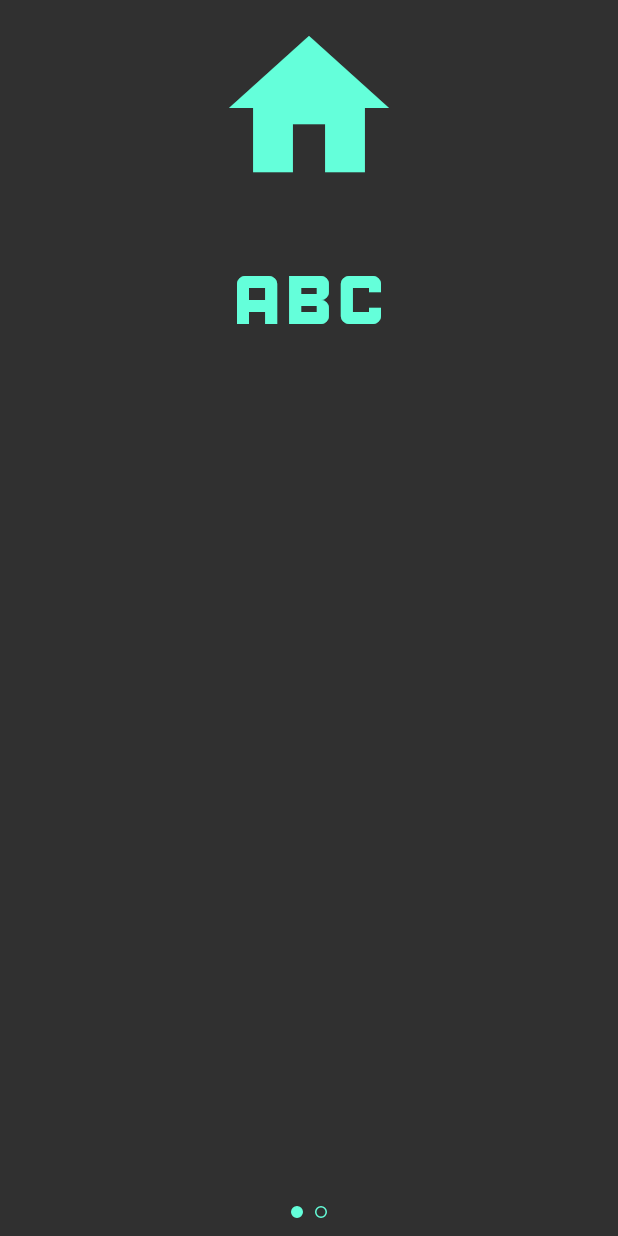
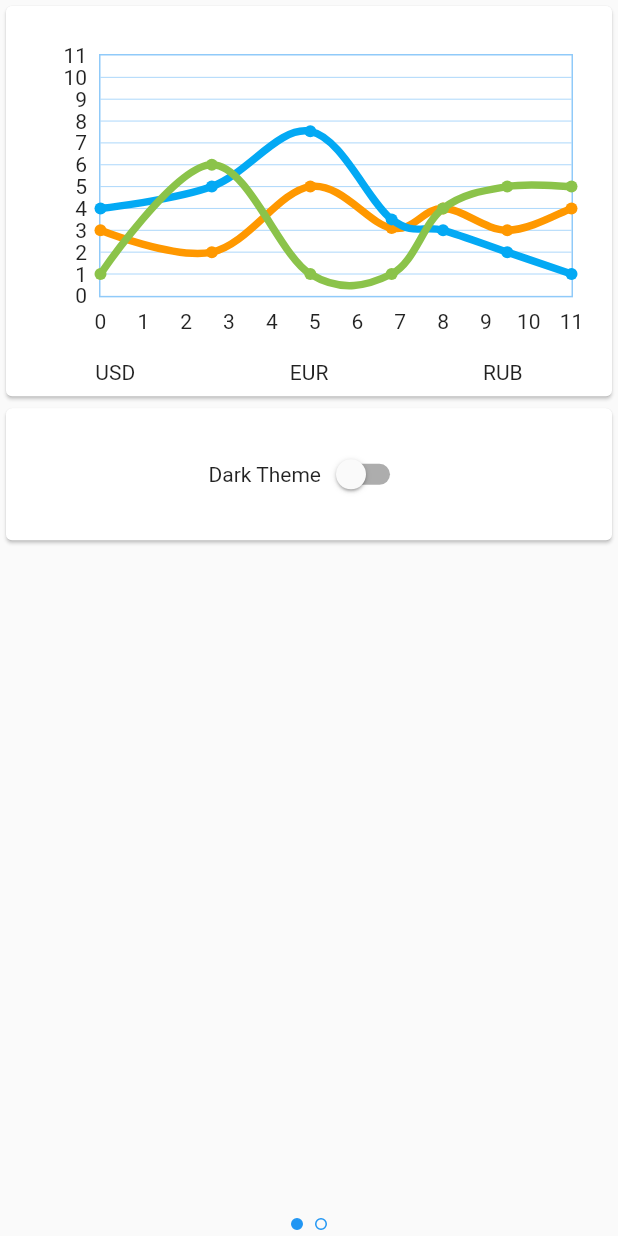
Before and after one commit to Kitaety/kit_utilities, a Flutter app: the screen it shows after launch, on a phone screen of 412 x 824 dp. Run offline on Flutter 3.47's test engine with Material 2 defaults, Android fonts, the phone set to English and light mode, and no system bars; drawn by our look-alikes of fl_chart; our stand-ins replace flutter_bloc, shared_preferences.

Commit message:
creating exchange_rates_widget, utility_icon, preferences cubit and test widget for changing theme

```diff
--- /dev/null
+++ b/lib/blocs/cubit/preferences_cubit.dart
@@ -0,0 +1,11 @@
+import 'package:flutter/material.dart';
+import 'package:flutter_bloc/flutter_bloc.dart';
+import 'package:kit_utilities/states/preferences_state.dart';
+
+class PreferencesCubit extends Cubit<PreferencesState> {
+  PreferencesCubit() : super(PreferencesState(theme: ThemeMode.system));
+
+  void changeTheme(ThemeMode theme) {
+    emit(state.copyWith(theme: theme));
+  }
+}
--- a/lib/main.dart
+++ b/lib/main.dart
@@ -1,7 +1,8 @@
-import 'dart:developer';
-
 import 'package:flutter/material.dart';
+import 'package:kit_utilities/blocs/cubit/preferences_cubit.dart';
+import 'package:kit_utilities/states/preferences_state.dart';
 import 'package:kit_utilities/widgets/app.dart';
+import 'package:provider/provider.dart';
 
 void main() {
   runApp(const MyApp());
@@ -10,13 +11,35 @@ void main() {
 class MyApp extends StatelessWidget {
   const MyApp({Key? key}) : super(key: key);
 
-  // This widget is the root of your application.
   @override
   Widget build(BuildContext context) {
-    return MaterialApp(
-      title: 'Flutter Demo',
-      theme: ThemeData.dark(),
-      home: const App(),
+    return MultiProvider(
+      providers: [
+        Provider<PreferencesCubit>(
+          create: (_) => PreferencesCubit(),
+          dispose: (context, value) => value.close(),
+        ),
+      ],
+      // child: StreamBuilder<PreferencesState>(
+      // stream: Provider.of<PreferencesCubit>(context).stream,
+      // builder: (context, snapshot) {
+      child: Builder(builder: (context) {
+        PreferencesCubit cubit = Provider.of<PreferencesCubit>(context);
+        return StreamBuilder<PreferencesState>(
+          initialData: cubit.state,
+          stream: cubit.stream,
+          builder: (context, snapshot) => MaterialApp(
+            title: 'Flutter Demo',
+            theme: ThemeData.light(),
+            darkTheme: ThemeData.dark(),
+            themeMode: snapshot.data!.theme,
+            home: const App(),
+          ),
+        );
+      }),
     );
+    // );
+    // }),
+    // );
   }
 }
--- /dev/null
+++ b/lib/states/preferences_state.dart
@@ -0,0 +1,30 @@
+import 'package:flutter/material.dart';
+
+class PreferencesState {
+  final ThemeMode theme;
+
+  PreferencesState({
+    required this.theme,
+  });
+
+  PreferencesState copyWith({
+    ThemeMode? theme,
+  }) {
+    return PreferencesState(
+      theme: theme ?? this.theme,
+    );
+  }
+
+  @override
+  String toString() => 'PageSelector(currentPage: $theme)';
+
+  @override
+  bool operator ==(Object other) {
+    if (identical(this, other)) return true;
+
+    return other is PreferencesState && other.theme == theme;
+  }
+
+  @override
+  int get hashCode => theme.hashCode;
+}
--- a/lib/widgets/app.dart
+++ b/lib/widgets/app.dart
@@ -1,15 +1,15 @@
 import 'package:flutter/material.dart';
-import 'package:kit_utilities/widgets/pageSelector.dart';
+import 'package:kit_utilities/widgets/page_selector.dart';
 
 class App extends StatelessWidget {
   const App({Key? key}) : super(key: key);
 
   @override
   Widget build(BuildContext context) {
-    return const SafeArea(
-      child: Scaffold(
-        appBar: null,
-        body: PageSelector(),
+    return const Scaffold(
+      appBar: null,
+      body: SafeArea(
+        child: PageSelector(),
       ),
     );
   }
--- /dev/null
+++ b/lib/widgets/exchangeRates/exchange_rates_widget.dart
@@ -0,0 +1,148 @@
+import 'package:fl_chart/fl_chart.dart';
+import 'package:flutter/material.dart';
+
+class ExchangeRatesWidget extends StatelessWidget {
+  final List<Color> colors = [
+    Colors.orange,
+    Colors.lightBlue,
+    Colors.lightGreen,
+  ];
+
+  ExchangeRatesWidget({Key? key}) : super(key: key);
+
+  @override
+  Widget build(BuildContext context) {
+    Color backgroundColor = Theme.of(context).cardColor;
+    Color lineColor = Theme.of(context).backgroundColor;
+
+    return Card(
+      child: Padding(
+        padding: const EdgeInsets.all(8.0),
+        child: Column(
+          mainAxisAlignment: MainAxisAlignment.center,
+          crossAxisAlignment: CrossAxisAlignment.center,
+          children: [
+            buildChart(backgroundColor, lineColor),
+            Row(
+              mainAxisAlignment: MainAxisAlignment.spaceAround,
+              children: [
+                Text('USD'),
+                Text('EUR'),
+                Text('RUB'),
+              ],
+            )
+          ],
+        ),
+      ),
+    );
+  }
+
+  AspectRatio buildChart(Color backgroundColor, Color lineColor) {
+    return AspectRatio(
+      aspectRatio: 1.7,
+      child: Padding(
+        padding:
+            const EdgeInsets.only(right: 18.0, left: 12.0, top: 24, bottom: 12),
+        child: LineChart(
+          LineChartData(
+            titlesData: FlTitlesData(
+              show: true,
+              rightTitles: AxisTitles(
+                sideTitles: SideTitles(showTitles: false),
+              ),
+              topTitles: AxisTitles(
+                sideTitles: SideTitles(showTitles: false),
+              ),
+              bottomTitles: AxisTitles(
+                sideTitles: SideTitles(
+                  showTitles: true,
+                  reservedSize: 30,
+                  interval: 1,
+                ),
+              ),
+              leftTitles: AxisTitles(
+                sideTitles: SideTitles(
+                  showTitles: true,
+                  interval: 1,
+                  reservedSize: 42,
+                ),
+              ),
+            ),
+            borderData: FlBorderData(
+              show: true,
+              border: Border.all(
+                color: lineColor,
+                width: 1,
+              ),
+            ),
+            minX: 0,
+            maxX: 11,
+            minY: 0,
+            maxY: 11,
+            gridData: FlGridData(
+              show: true,
+              drawVerticalLine: false,
+              horizontalInterval: 1,
+              verticalInterval: 0.2,
+              getDrawingHorizontalLine: (value) {
+                return FlLine(
+                  color: lineColor,
+                  strokeWidth: 0.5,
+                );
+              },
+            ),
+            lineBarsData: [
+              createLineChartBarData(
+                [
+                  [0, 3],
+                  [2.6, 2],
+                  [4.9, 5],
+                  [6.8, 3.1],
+                  [8, 4],
+                  [9.5, 3],
+                  [11, 4]
+                ],
+                colors[0],
+              ),
+              createLineChartBarData(
+                [
+                  [0, 4],
+                  [2.6, 5],
+                  [4.9, 7.53],
+                  [6.8, 3.5],
+                  [8, 3],
+                  [9.5, 2],
+                  [11, 1]
+                ],
+                colors[1],
+              ),
+              createLineChartBarData(
+                [
+                  [0, 1],
+                  [2.6, 6],
+                  [4.9, 1],
+                  [6.8, 1],
+                  [8, 4],
+                  [9.5, 5],
+                  [11, 5]
+                ],
+                colors[2],
+              )
+            ],
+          ),
+        ),
+      ),
+    );
+  }
+
+  LineChartBarData createLineChartBarData(
+      List<List<double>> spots, Color color) {
+    return LineChartBarData(
+      spots: spots.map((values) => FlSpot(values[0], values[1])).toList(),
+      isCurved: true,
+      color: color,
+      barWidth: 5,
+      dotData: FlDotData(show: true),
+    );
+  }
+}
--- a/lib/widgets/pageSelector.dart
+++ /dev/null
@@ -1,36 +0,0 @@
-import 'package:flutter/material.dart';
-import 'package:kit_utilities/widgets/pages/homePage.dart';
-import 'package:kit_utilities/widgets/pages/utilitesPage.dart';
-
-class PageSelector extends StatelessWidget {
-  const PageSelector({Key? key}) : super(key: key);
-  static const pages = [HomePage(), UtilitiesPage()];
-
-  @override
-  Widget build(BuildContext context) {
-    return DefaultTabController(
-      length: 2,
-      child: Builder(
-        builder: (BuildContext context) => Padding(
-          padding: const EdgeInsets.all(8.0),
-          child: Column(
-            children: [
-              Expanded(
-                child: IconTheme(
-                  data: IconThemeData(
-                    size: 128.0,
-                    color: Theme.of(context).colorScheme.secondary,
-                  ),
-                  child: const TabBarView(children: pages),
-                ),
-              ),
-              const TabPageSelector(
-                indicatorSize: 8.0,
-              ),
-            ],
-          ),
-        ),
-      ),
-    );
-  }
-}
--- /dev/null
+++ b/lib/widgets/page_selector.dart
@@ -0,0 +1,30 @@
+import 'package:flutter/material.dart';
+import 'package:kit_utilities/widgets/pages/widgets_page.dart';
+import 'package:kit_utilities/widgets/pages/utilitiesPage/utilities_page.dart';
+
+class PageSelector extends StatelessWidget {
+  const PageSelector({Key? key}) : super(key: key);
+  static const pages = [WidgetsPage(), UtilitiesPage()];
+
+  @override
+  Widget build(BuildContext context) {
+    return DefaultTabController(
+      length: 2,
+      child: Builder(
+        builder: (BuildContext context) => Stack(
+          children: const [
+            TabBarView(
+              children: pages,
+            ),
+            Align(
+              alignment: Alignment.bottomCenter,
+              child: TabPageSelector(
+                indicatorSize: 8.0,
+              ),
+            ),
+          ],
+        ),
+      ),
+    );
+  }
+}
--- a/lib/widgets/pages/homePage.dart
+++ /dev/null
@@ -1,20 +0,0 @@
-import 'package:flutter/material.dart';
-
-class HomePage extends StatefulWidget {
-  const HomePage({Key? key}) : super(key: key);
-
-  @override
-  State<HomePage> createState() => _HomePageState();
-}
-
-class _HomePageState extends State<HomePage> {
-  @override
-  Widget build(BuildContext context) {
-    return Column(
-      children: [
-        Icon(Icons.home),
-        Icon(Icons.abc),
-      ],
-    );
-  }
-}
--- /dev/null
+++ b/lib/widgets/pages/widgets_page.dart
@@ -0,0 +1,43 @@
+import 'package:flutter/material.dart';
+import 'package:kit_utilities/blocs/cubit/preferences_cubit.dart';
+import 'package:kit_utilities/widgets/exchangeRates/exchange_rates_widget.dart';
+import 'package:provider/provider.dart';
+
+class WidgetsPage extends StatefulWidget {
+  const WidgetsPage({Key? key}) : super(key: key);
+
+  @override
+  State<WidgetsPage> createState() => _WidgetsPageState();
+}
+
+class _WidgetsPageState extends State<WidgetsPage> {
+  @override
+  Widget build(BuildContext context) {
+    bool isDark = Theme.of(context).brightness == Brightness.dark;
+    return Column(
+      children: [
+        ExchangeRatesWidget(),
+        Consumer<PreferencesCubit>(
+          builder: (context, value, child) => Card(
+            child: Padding(
+              padding: const EdgeInsets.all(20.0),
+              child: Row(
+                mainAxisAlignment: MainAxisAlignment.center,
+                children: [
+                  const Text('Dark Theme'),
+                  Switch(
+                    value: isDark,
+                    onChanged: (isDark) {
+                      value.changeTheme(
+                          isDark ? ThemeMode.dark : ThemeMode.light);
+                    },
+                  )
+                ],
+              ),
+            ),
+          ),
+        )
+      ],
+    );
+  }
+}
--- a/pubspec.yaml
+++ b/pubspec.yaml
@@ -6,9 +6,13 @@ version: 1.0.0+1
 environment:
   sdk: ">=2.17.0 <3.0.0"
 dependencies:
+  fl_chart: ^0.50.6
   flutter:
     sdk: flutter
+  flutter_bloc: ^8.0.1
+  provider: ^6.0.3
   rename: ^2.0.1
+  shared_preferences: ^2.0.15
 
 dev_dependencies:
   flutter_lints: ^2.0.0
```
Also changed, not shown: lib/repositories/theme_repositories.dart (added, +15 -0 lines), lib/widgets/pages/utilitesPage.dart (deleted, +0 -15 lines), lib/widgets/pages/utilitiesPage/utilities_page.dart (added, +50 -0 lines), lib/widgets/pages/utilitiesPage/utility_icon.dart (added, +105 -0 lines), pubspec.lock, 2 other files.
